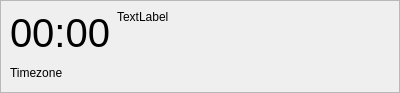
The window that application/worldclock/worldclockwidget.ui (theCheeseboard/the24) describes before a commit, drawn with Qt 5.
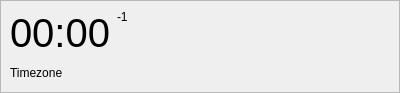
The same window after the commit.

Patch:
```diff
--- a/application/worldclock/worldclockwidget.ui
+++ b/application/worldclock/worldclockwidget.ui
@@ -61,7 +61,7 @@
            </sizepolicy>
           </property>
           <property name="text">
-           <string>TextLabel</string>
+           <string notr="true">-1</string>
           </property>
           <property name="alignment">
            <set>Qt::AlignLeading|Qt::AlignLeft|Qt::AlignTop</set>
```
